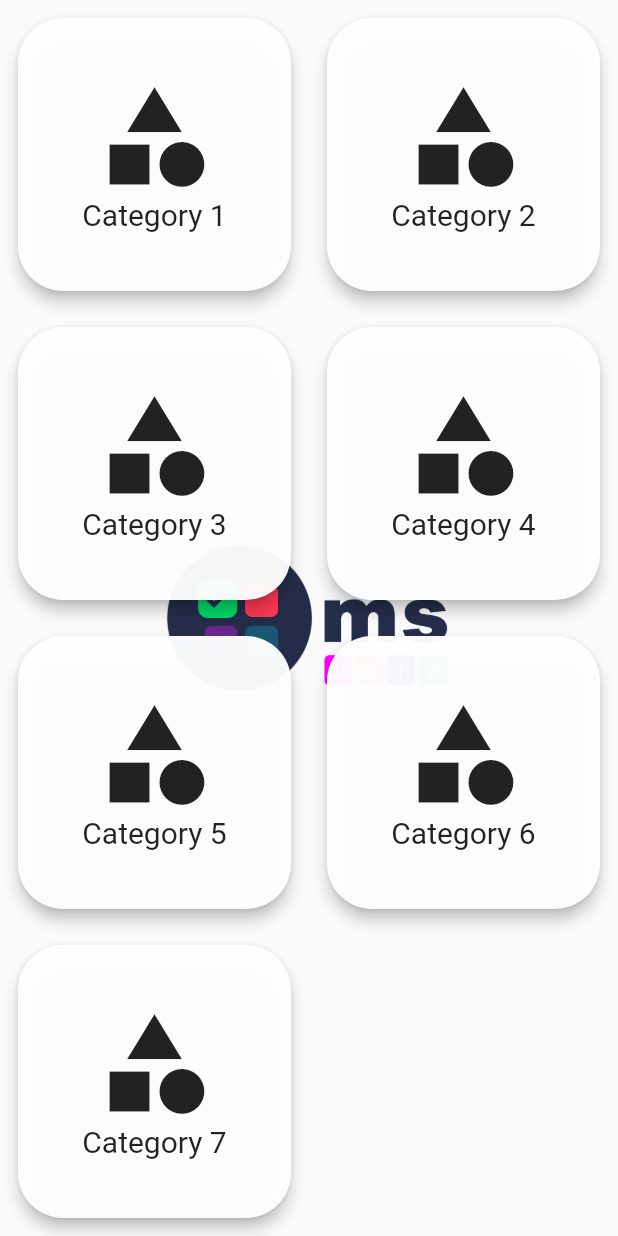
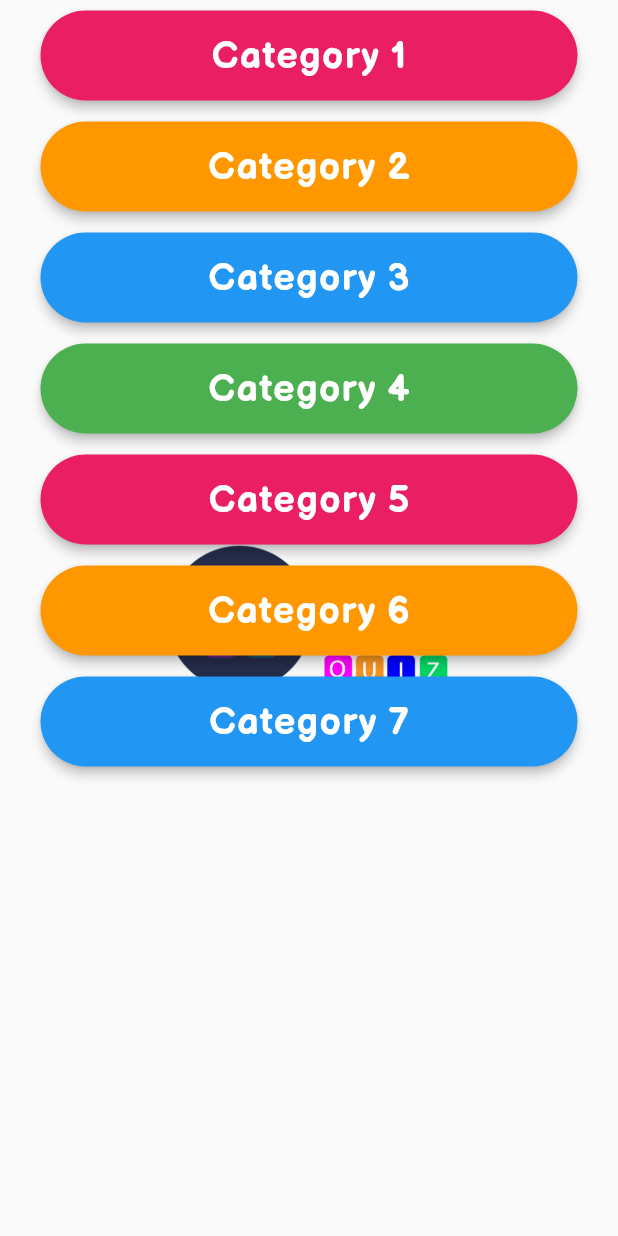
Before and after one commit to Filiponesco/quizomania, a Flutter app: the PickCategoryPage screen opened by its route, on a phone screen of 412 x 824 dp. Run offline on Flutter 3.47's test engine with Material 2 defaults, Android fonts, the phone set to English and light mode, and no system bars; drawn by our look-alikes of auto_size_text; our stand-ins replace bloc, flutter_bloc, numberpicker.

Commit message:
colorize pickCategory

```diff
--- a/lib/screens/pick_category_page.dart
+++ b/lib/screens/pick_category_page.dart
@@ -33,35 +33,48 @@ class _PickCategoryPageState extends State<PickCategoryPage> {
     return Scaffold(
         body: Stack(children: <Widget>[
       Center(
-        child: Image(
-          image: AssetImage('assets/images/logo_quiz.png'),
-          width:200
+        child:
+            Image(image: AssetImage('assets/images/logo_quiz.png'), width: 200),
       ),
-      ),
-      BlocBuilder<CategoryBloc, CategoryState>(
+      Container(
+        padding: EdgeInsets.symmetric(horizontal: 20),
+        child: BlocBuilder<CategoryBloc, CategoryState>(
           bloc: _categoryBloc,
           builder: (context, state) {
             if (state is LoadingTest) {
               return Center(child: CircularProgressIndicator());
             } else if (state is CategoryList) {
-            return GridView.builder(
-              gridDelegate:
-                  SliverGridDelegateWithFixedCrossAxisCount(crossAxisCount: 2),
-              itemBuilder: (_, index) => Padding(
-                padding: const EdgeInsets.all(8.0),
+              return ListView.builder(
+                itemBuilder: (_, index) {
+                  Color bgColor;
+                  if(index % 4 == 0)
+                    bgColor = Colors.pink;
+                  else if(index % 4 == 1){
+                    bgColor = Colors.orange;
+                  }
+                  else if(index % 4 == 2){
+                    bgColor = Colors.blue;
+                  }
+                  else if(index % 4 == 3){
+                    bgColor = Colors.green;
+                  }
+                  return Padding(
+                    padding: const EdgeInsets.all(3.0),
                     child: OneCategoryCard(
                       nameCategory: state.categories[index].category,
-                  icon: Icons.category,
+                      backgroundColor: bgColor,
                       onTap: () =>
                           _onPickCategory(state.categories[index], context),
                     ),
-              ),
+                  );
+                },
                 itemCount: state.categories.length,
               );
             } else {
               return Center(child: Text('state is: ${state.toString()}'));
             }
           },
+        ),
       ),
     ]));
   }
--- a/lib/widgets/one_category_card.dart
+++ b/lib/widgets/one_category_card.dart
@@ -1,33 +1,41 @@
+import 'package:auto_size_text/auto_size_text.dart';
 import 'package:flutter/material.dart';
 
 class OneCategoryCard extends StatelessWidget {
-  final IconData icon;
   final String nameCategory;
   final Function onTap;
-  OneCategoryCard({this.icon, @required this.nameCategory, this.onTap});
+  final Color backgroundColor;
+  OneCategoryCard({@required this.nameCategory, this.onTap, this.backgroundColor});
   @override
   Widget build(BuildContext context) {
     return Card(
-      color: Color.fromARGB(245, 255, 255, 255),
+      color: backgroundColor,
       shape: RoundedRectangleBorder(
         borderRadius: BorderRadius.circular(30),
     ),
-      elevation: 4,
+      elevation: 3,
       child: InkWell(
         splashColor: Colors.blue.withAlpha(150),
         customBorder: RoundedRectangleBorder(
           borderRadius: BorderRadius.circular(30),
         ),
         onTap: onTap,
-        child: Column(
-          mainAxisAlignment: MainAxisAlignment.center,
-          children: <Widget>[
-            Icon(icon, size: 80,),
-            Text(nameCategory, style: TextStyle(
-              fontSize: 20,
-            ),)
-          ],
+        child:
+            Align(
+              alignment: Alignment.center,
+              child: Padding(
+                padding: const EdgeInsets.all(15.0),
+                child: AutoSizeText(nameCategory, style: TextStyle(
+                  fontSize: 25,
+                  color: Colors.white,
+                  fontWeight: FontWeight.bold,
+                  fontFamily: 'Balsamiq',
+                  letterSpacing: 1
+                ),
+                  maxLines: 1,
         ),
+              ),
+            ),
       ),
     );
   }
```
Lines whose indentation alone changed are shown as unchanged.
